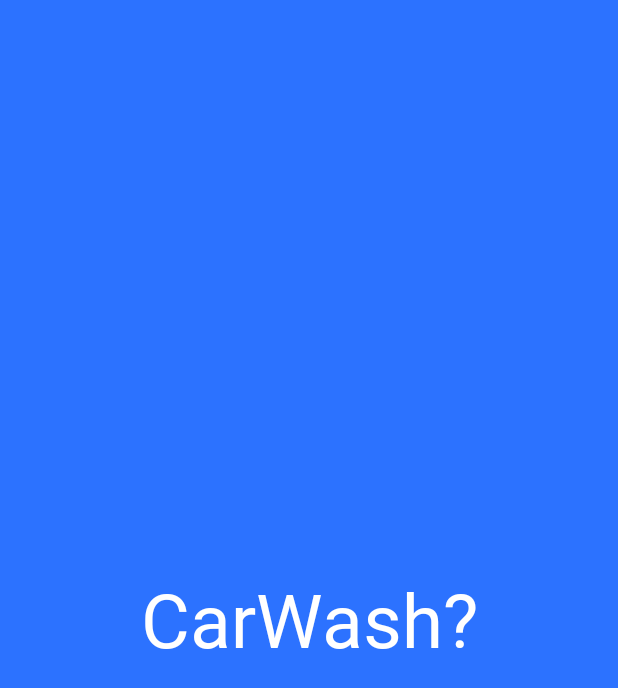
After one commit to SeoSeungHwan/CarWash, an Android app: the LoadingActivity screen opened directly, with no data from a screen before it, on a phone screen of 412 x 824 dp. The commit adds this screen. Shown: the top 688 px of the screen. Run offline under Robolectric (Android 15) with nearby library versions, the phone set to English and light mode, and no system bars.

Commit message:
LoadingActivity , Add whatIsWheatherMethod

```diff
--- /dev/null
+++ b/app/src/main/java/com/router/carwash/LoadingActivity.java
@@ -0,0 +1,14 @@
+package com.router.carwash;
+
+import androidx.appcompat.app.AppCompatActivity;
+
+import android.os.Bundle;
+
+public class LoadingActivity extends AppCompatActivity {
+
+    @Override
+    protected void onCreate(Bundle savedInstanceState) {
+        super.onCreate(savedInstanceState);
+        setContentView(R.layout.activity_loading);
+    }
+}
--- /dev/null
+++ b/app/src/main/res/layout/activity_loading.xml
@@ -0,0 +1,22 @@
+<?xml version="1.0" encoding="utf-8"?>
+<androidx.constraintlayout.widget.ConstraintLayout xmlns:android="http://schemas.android.com/apk/res/android"
+    xmlns:app="http://schemas.android.com/apk/res-auto"
+    xmlns:tools="http://schemas.android.com/tools"
+    android:layout_width="match_parent"
+    android:layout_height="match_parent"
+    tools:context=".LoadingActivity"
+    android:background="@color/mainColor">
+
+    <TextView
+        android:id="@+id/textView"
+        android:layout_width="wrap_content"
+        android:layout_height="wrap_content"
+        android:fontFamily="@font/hanygo230"
+        android:text="CarWash?"
+        android:textColor="#ffffff"
+        android:textSize="50sp"
+        app:layout_constraintBottom_toBottomOf="parent"
+        app:layout_constraintEnd_toEndOf="parent"
+        app:layout_constraintStart_toStartOf="parent"
+        app:layout_constraintTop_toTopOf="parent" />
+</androidx.constraintlayout.widget.ConstraintLayout>
```
Also changed, not shown: app/src/main/AndroidManifest.xml (+8 -9 lines), app/src/main/java/com/router/carwash/MainActivity.java (+74 -6 lines), app/src/main/java/com/router/carwash/MainViewModel.java (+5 -3 lines).
